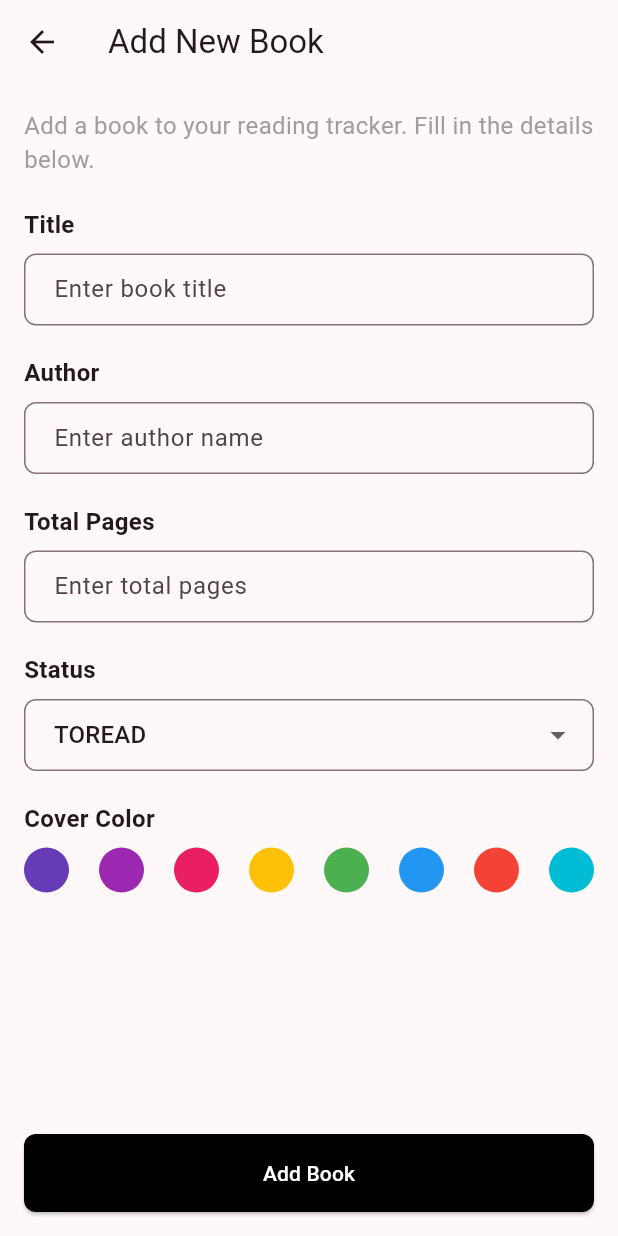
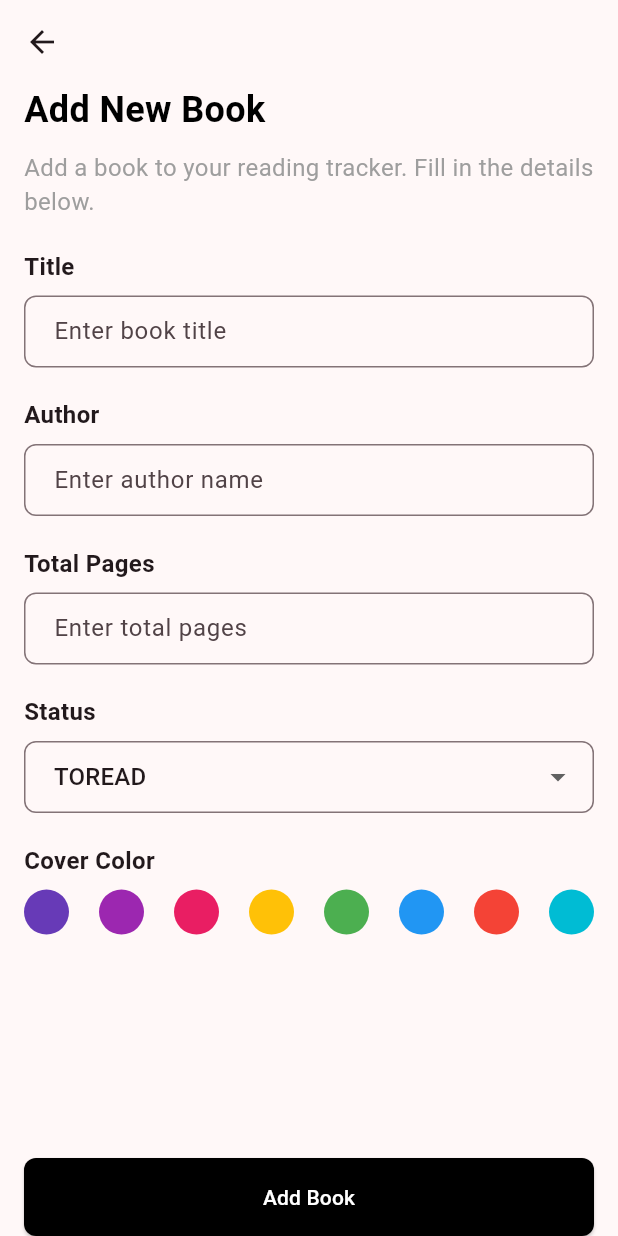
Before and after one commit to JordiiVidal/read-snap-app, a Flutter app: the screen it shows after launch, after a tap on "Add Book", on a phone screen of 412 x 824 dp. Run offline on Flutter 3.47's test engine with Material 3 defaults, Android fonts, the phone set to English and light mode, and no system bars; our stand-ins replace flutter_riverpod, freezed_annotation, sqflite; accounts and stored records are empty.

Commit message:
Refactor feature book & clean code

```diff
--- a/lib/common/widgets/form_dynamic_field.dart
+++ b/lib/common/widgets/form_dynamic_field.dart
@@ -28,6 +28,7 @@ class FormDynamicField extends StatelessWidget {
           style: const TextStyle(fontSize: 16, fontWeight: FontWeight.bold),
         ),
         const SizedBox(height: 8),
+
         TextFormField(
           initialValue: initialValue,
           keyboardType: keyboardType,
--- a/lib/common/widgets/form_submit.dart
+++ b/lib/common/widgets/form_submit.dart
@@ -2,12 +2,20 @@ import 'package:flutter/material.dart';
 
 class FormSubmit extends StatelessWidget {
   final String label;
+  final bool isLoading;
   final VoidCallback onPressed;
 
-  const FormSubmit(this.label, this.onPressed, {super.key});
+  const FormSubmit(
+    this.label,
+    this.onPressed, {
+    this.isLoading = false,
+    super.key,
+  });
 
   @override
   Widget build(BuildContext context) {
+    final effectiveOnPressed = isLoading ? null : onPressed;
+
     return ElevatedButton(
       style: ElevatedButton.styleFrom(
         shape: RoundedRectangleBorder(borderRadius: BorderRadius.circular(8.0)),
@@ -15,8 +23,17 @@ class FormSubmit extends StatelessWidget {
         foregroundColor: Colors.white,
         padding: const EdgeInsets.symmetric(vertical: 16),
       ),
-      onPressed: onPressed,
-      child: Text(label),
+      onPressed: effectiveOnPressed,
+      child: isLoading
+          ? const SizedBox(
+              height: 20,
+              width: 20,
+              child: CircularProgressIndicator(
+                color: Colors.white,
+                strokeWidth: 3.0,
+              ),
+            )
+          : Text(label),
     );
   }
 }
--- a/lib/features/book/data/models/book_model.dart
+++ b/lib/features/book/data/models/book_model.dart
@@ -39,7 +39,7 @@ class BookModel {
       name: map[name] as String,
       author: map[author] as String,
       totalPages: map[totalPages] as int,
-      currentPage: map[currentPage] as int?,
+      currentPage: map[currentPage] as int,
       status: status,
       color: map[color] as String,
       createdAt: DateTime.fromMillisecondsSinceEpoch(map[createdAt] as int),
--- a/lib/features/book/domain/domain.dart
+++ b/lib/features/book/domain/domain.dart
@@ -1,3 +1,5 @@
+// Exceptions
+export 'exceptions.dart';
 // Entities
 export 'entities/book_entity.dart';
 // Repositories
--- a/lib/features/book/domain/entities/book_entity.dart
+++ b/lib/features/book/domain/entities/book_entity.dart
@@ -16,7 +16,7 @@ abstract class BookEntity with _$BookEntity {
     required String color,
     required DateTime createdAt,
     required DateTime updatedAt,
-    int? currentPage,
+    required int currentPage,
   }) = _BookEntity;
 
   factory BookEntity.fromJson(Map<String, dynamic> json) =>
--- /dev/null
+++ b/lib/features/book/domain/exceptions.dart
@@ -0,0 +1 @@
+class BookNotFoundException implements Exception {}
--- a/lib/features/book/presentation/notifiers/book_list_notifier.dart
+++ b/lib/features/book/presentation/notifiers/book_list_notifier.dart
@@ -4,7 +4,7 @@ import 'package:read_snap/features/book/domain/domain.dart';
 
 final bookListNotifierProvider =
     AsyncNotifierProvider<BookListNotifier, List<BookEntity>>(
-      () => BookListNotifier(),
+      BookListNotifier.new,
     );
 
 class BookListNotifier extends AsyncNotifier<List<BookEntity>> {
@@ -19,11 +19,7 @@ class BookListNotifier extends AsyncNotifier<List<BookEntity>> {
   }
 
   Future<void> refreshBooks() async {
-    state = const AsyncLoading();
-    state = await AsyncValue.guard(_fetchBooks);
-  }
-
-  Future<void> bookOperationCompleted() async {
-    await refreshBooks();
+    ref.invalidateSelf();
+    await future;
   }
 }
--- a/lib/features/book/presentation/pages/book_form_page.dart
+++ b/lib/features/book/presentation/pages/book_form_page.dart
@@ -13,7 +13,69 @@ class BookFormPage extends ConsumerStatefulWidget {
 class _BookFormPageState extends ConsumerState<BookFormPage> {
   final _formKey = GlobalKey<FormState>();
 
-  void handleSubmit(
+  @override
+  Widget build(BuildContext context) {
+    final formState = ref.watch(bookFormNotifierProvider);
+    final notifier = ref.read(bookFormNotifierProvider.notifier);
+    final isLoading = formState.maybeWhen(
+      loading: () => true,
+      orElse: () => false,
+    );
+
+    return Scaffold(
+      appBar: AppBar(),
+      body: Padding(
+        padding: const EdgeInsets.symmetric(horizontal: 16.0),
+        child: Column(
+          crossAxisAlignment: CrossAxisAlignment.start,
+          children: [
+            // Title
+            Text(
+              'Add New Book',
+              style: TextStyle(
+                color: Colors.black,
+                fontSize: 24,
+                fontWeight: FontWeight.bold,
+              ),
+            ),
+            const SizedBox(height: 10),
+
+            // Descripiton
+            const Text(
+              'Add a book to your reading tracker. Fill in the details below.',
+              style: TextStyle(color: Colors.grey, fontSize: 16),
+            ),
+            const SizedBox(height: 20),
+
+            // Form Body
+            Expanded(
+              child: SingleChildScrollView(child: BookFormBody(_formKey)),
+            ),
+            const SizedBox(height: 16),
+
+            // Submit Button
+            SafeArea(
+              top: false,
+              child: SizedBox(
+                width: double.infinity,
+                child: FormSubmit(
+                  'Add Book',
+                  () => _handleSubmit(
+                    notifier,
+                    Navigator.of(context),
+                    ScaffoldMessenger.of(context),
+                  ),
+                  isLoading: isLoading,
+                ),
+              ),
+            ),
+          ],
+        ),
+      ),
+    );
+  }
+
+  void _handleSubmit(
     BookFormNotifier notifier,
     NavigatorState navigator,
     ScaffoldMessengerState scaffoldMessenger,
@@ -36,39 +98,4 @@ class _BookFormPageState extends ConsumerState<BookFormPage> {
       }
     }
   }
-
-  @override
-  Widget build(BuildContext context) {
-    final notifier = ref.read(bookFormNotifierProvider.notifier);
-    final scaffoldMessenger = ScaffoldMessenger.of(context);
-    final navigator = Navigator.of(context);
-
-    return Scaffold(
-      appBar: AppBar(title: const Text('Add New Book')),
-      body: Padding(
-        padding: const EdgeInsets.all(16.0),
-        child: Column(
-          children: [
-            // Form Body
-            Expanded(
-              child: SingleChildScrollView(child: BookFormBody(_formKey)),
-            ),
-            const SizedBox(height: 16),
-
-            // Submit Button
-            SafeArea(
-              top: false,
-              child: SizedBox(
-                width: double.infinity,
-                child: FormSubmit(
-                  'Add Book',
-                  () => handleSubmit(notifier, navigator, scaffoldMessenger),
-                ),
-              ),
-            ),
-          ],
-        ),
-      ),
-    );
-  }
 }
--- a/lib/features/book/presentation/pages/book_list_page.dart
+++ b/lib/features/book/presentation/pages/book_list_page.dart
@@ -6,21 +6,22 @@ import 'package:read_snap/features/book/presentation/presentation.dart';
 class BookListPage extends ConsumerWidget {
   const BookListPage({super.key});
 
-  @override
-  Widget build(BuildContext context, WidgetRef ref) {
-    final bookListState = ref.watch(bookListNotifierProvider);
-
-    void navigateToCreate() {
+  void _navigateToCreate(BuildContext context) {
     Navigator.of(
       context,
     ).push(MaterialPageRoute(builder: (context) => const BookFormPage()));
   }
 
-    void navigateToDetails(String bookId) {
+  void _navigateToDetails(String bookId, BuildContext context) {
     Navigator.of(
       context,
     ).push(MaterialPageRoute(builder: (context) => BookDetailPage(bookId)));
   }
+
+  @override
+  Widget build(BuildContext context, WidgetRef ref) {
+    final bookListState = ref.watch(bookListNotifierProvider);
+    final bookListNotifier = ref.read(bookListNotifierProvider.notifier);
 
     return Scaffold(
       appBar: AppBar(
@@ -30,22 +31,30 @@ class BookListPage extends ConsumerWidget {
           IconButton(
             icon: const Icon(Icons.add),
             tooltip: 'Add Book',
-            onPressed: navigateToCreate,
+            onPressed: () => _navigateToCreate(context),
           ),
         ],
       ),
-      body: bookListState.when(
+      body: RefreshIndicator(
+        onRefresh: bookListNotifier.refreshBooks,
+        child: bookListState.when(
           loading: () => const Center(child: CircularProgressIndicator()),
+
           error: (err, stack) => Center(child: Text('An error occurred: $err')),
+
           data: (books) {
             if (books.isEmpty) {
               return Center(
-              child: EmptyState(
+                child: ListView(
+                  children: [
+                    EmptyState(
                       title: 'No books yet',
                       message:
                           'Start tracking your reading by adding your first book',
                       buttonText: 'Add Book',
-                onPressed: navigateToCreate,
+                      onPressed: () => _navigateToCreate(context),
+                    ),
+                  ],
                 ),
               );
             }
@@ -54,13 +63,14 @@ class BookListPage extends ConsumerWidget {
               itemBuilder: (context, index) {
                 final book = books[index];
                 return InkWell(
-                onTap: () => navigateToDetails(book.id),
+                  onTap: () => _navigateToDetails(book.id, context),
                   child: BookCard(book),
                 );
               },
             );
           },
         ),
+      ),
     );
   }
 }
--- a/lib/features/book/presentation/widgets/book_form_body.dart
+++ b/lib/features/book/presentation/widgets/book_form_body.dart
@@ -11,25 +11,21 @@ class BookFormBody extends ConsumerWidget {
 
   @override
   Widget build(BuildContext context, WidgetRef ref) {
-    final bookState = ref.watch(bookFormNotifierProvider);
+    final bookAsync = ref.watch(bookFormNotifierProvider);
     final notifier = ref.read(bookFormNotifierProvider.notifier);
+    // Ahora mismo solo sirve para la creación de nuevos books
+    final BookEntity bookState = bookAsync.value!;
 
     return Form(
       key: formKey,
       child: Column(
         crossAxisAlignment: CrossAxisAlignment.start,
         children: [
-          // Description
-          const Text(
-            'Add a book to your reading tracker. Fill in the details below.',
-            style: TextStyle(color: Colors.grey, fontSize: 16),
-          ),
-          const SizedBox(height: 20),
-
           // Title Field
           FormDynamicField(
             label: 'Title',
             hintText: 'Enter book title',
+            initialValue: bookState.name,
             onChanged: notifier.updateName,
           ),
           const SizedBox(height: 20),
@@ -38,6 +34,7 @@ class BookFormBody extends ConsumerWidget {
           FormDynamicField(
             label: 'Author',
             hintText: 'Enter author name',
+            initialValue: bookState.author,
             onChanged: notifier.updateAuthor,
           ),
           const SizedBox(height: 20),
--- a/lib/features/book/presentation/widgets/book_header.dart
+++ b/lib/features/book/presentation/widgets/book_header.dart
@@ -4,7 +4,7 @@ import 'package:read_snap/features/book/domain/domain.dart';
 class BookHeader extends StatelessWidget {
   final BookEntity book;
 
-  const BookHeader({super.key, required this.book});
+  const BookHeader(this.book, {super.key});
 
   @override
   Widget build(BuildContext context) {
```
Also changed, not shown: lib/features/book/data/repositories/book_repository_impl.dart (+5 -11 lines), lib/features/book/domain/use_cases/get_books_use_case.dart (+27 -2 lines), lib/features/book/domain/use_cases/save_book_use_case.dart (+58 -13 lines), lib/features/book/presentation/notifiers/book_detail_notifier.dart (+10 -1 lines), lib/features/book/presentation/notifiers/book_form_notifier.dart (+36 -15 lines), lib/features/book/presentation/pages/book_detail_page.dart (+73 -43 lines), lib/features/book/domain/entities/book_entity.freezed.dart, lib/features/book/domain/entities/book_entity.g.dart. Lines whose indentation alone changed are shown as unchanged.
